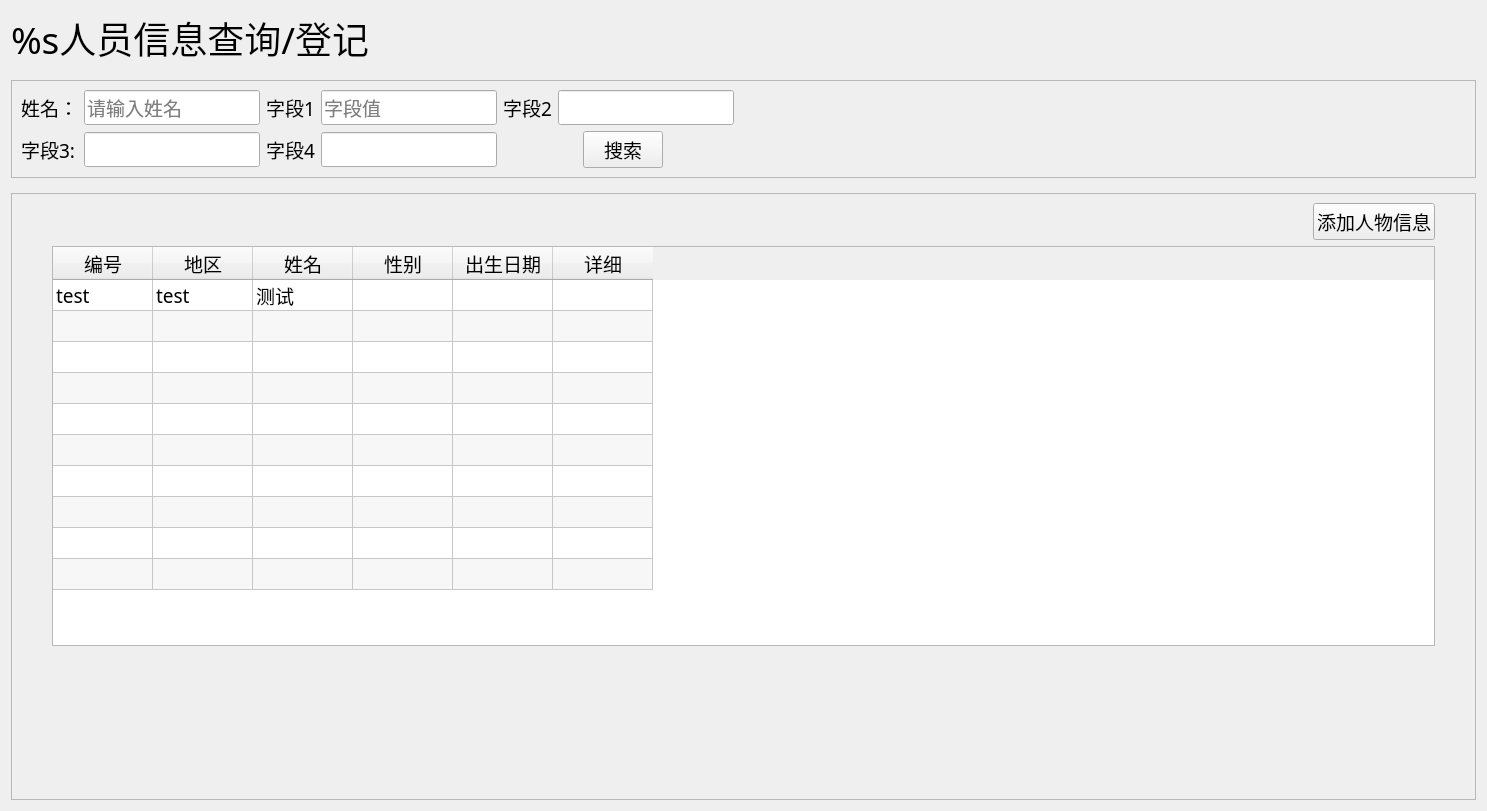
Old version of the form ui/widgets/subpages/Page1_x/page.ui in the repository ArcherLuo233/election-s-prediction.
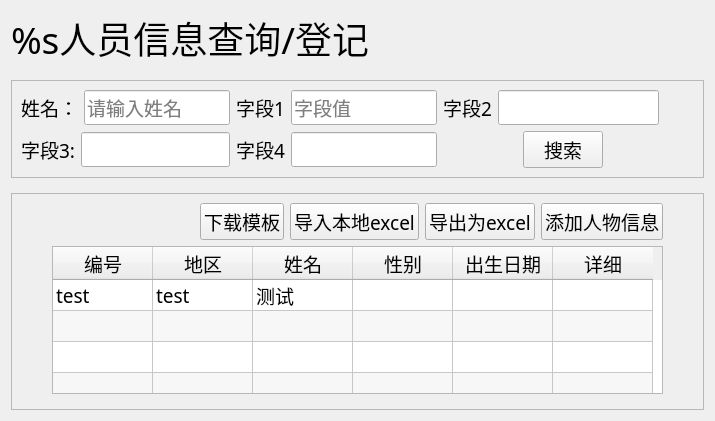
New version of the form. Custom widgets are drawn as their Qt base class.

Commit message: 添加 下载模板 导入导出按钮

```diff
--- a/ui/widgets/subpages/Page1_x/page.ui
+++ b/ui/widgets/subpages/Page1_x/page.ui
@@ -6,8 +6,8 @@
    <rect>
     <x>0</x>
     <y>0</y>
-    <width>1487</width>
-    <height>811</height>
+    <width>715</width>
+    <height>421</height>
    </rect>
   </property>
   <property name="font">
@@ -258,6 +258,36 @@
           </property>
          </spacer>
         </item>
+        <item>
+         <widget class="QPushButton" name="btn_downloadTemplate">
+          <property name="cursor">
+           <cursorShape>PointingHandCursor</cursorShape>
+          </property>
+          <property name="text">
+           <string>下载模板</string>
+          </property>
+         </widget>
+        </item>
+        <item>
+         <widget class="QPushButton" name="button_import">
+          <property name="cursor">
+           <cursorShape>PointingHandCursor</cursorShape>
+          </property>
+          <property name="text">
+           <string>导入本地excel</string>
+          </property>
+         </widget>
+        </item>
+        <item>
+         <widget class="QPushButton" name="button_export">
+          <property name="cursor">
+           <cursorShape>PointingHandCursor</cursorShape>
+          </property>
+          <property name="text">
+           <string>导出为excel</string>
+          </property>
+         </widget>
+        </item>
         <item>
          <widget class="QPushButton" name="button_add">
           <property name="font">
```
The commit also changes 3 other files.
